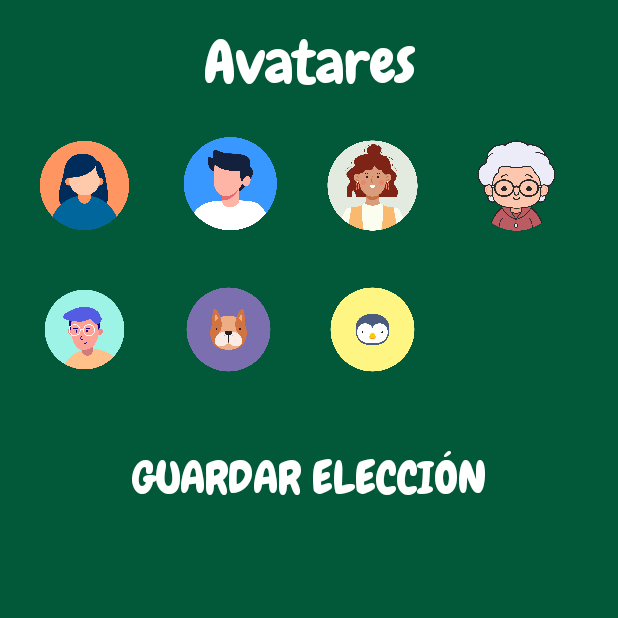
After one commit to PDM-24/proyecto-furious-five, an Android app built with Jetpack Compose: the composable Config shown on its own in the app's theme, on a phone screen of 412 x 824 dp, the top half of it. The commit adds this screen. Run offline under Robolectric (Android 15) with nearby library versions, the phone set to English and light mode, and no system bars.

Commit message:
Config Screen View Implementation

```diff
--- /dev/null
+++ b/Funum/app/src/main/java/com/ff/funum/screens/Config.kt
@@ -0,0 +1,128 @@
+package com.ff.funum.screens
+
+import android.os.Bundle
+import androidx.activity.ComponentActivity
+import androidx.activity.compose.setContent
+import androidx.compose.foundation.Image
+import androidx.compose.foundation.background
+import androidx.compose.foundation.clickable
+import androidx.compose.foundation.layout.*
+import androidx.compose.foundation.shape.CircleShape
+import androidx.compose.material3.*
+import androidx.compose.runtime.*
+import androidx.compose.ui.Alignment
+import androidx.compose.ui.Modifier
+import androidx.compose.ui.draw.clip
+import androidx.compose.ui.graphics.Color
+import androidx.compose.ui.res.painterResource
+import androidx.compose.ui.text.TextStyle
+import androidx.compose.ui.text.font.FontWeight
+import androidx.compose.ui.unit.dp
+import androidx.compose.ui.unit.sp
+import androidx.navigation.NavController
+import com.ff.funum.R
+import com.ff.funum.ui.theme.Chewy
+import com.ff.funum.ui.theme.DarkGreen
+import com.ff.funum.ui.theme.Green
+import com.ff.funum.ui.theme.LightGray
+import com.ff.funum.ui.theme.LightGreen
+import com.ff.funum.ui.theme.White
+
+
+@Composable
+fun Config(navController: NavController) {
+    var selectedAvatar by remember { mutableStateOf<Int?>(null) }
+
+    Column(
+        modifier = Modifier
+            .fillMaxSize()
+            .background(Green)
+            .padding(16.dp),
+        horizontalAlignment = Alignment.CenterHorizontally
+    ) {
+        Text(
+            text = "Avatares",
+            style = TextStyle(
+                fontFamily = Chewy,
+                fontWeight = FontWeight.Normal,
+                fontSize = 40.sp,
+                color = White
+            ),
+            modifier = Modifier
+                .padding(bottom = 16.dp)
+        )
+
+        AvatarGrid(
+            selectedAvatar = selectedAvatar,
+            onAvatarSelected = { selectedAvatar = it }
+        )
+
+        Spacer(modifier = Modifier.height(16.dp))
+
+        Button(
+            onClick = {
+                navController.navigate(Screens.Profile.screen)
+            },
+            colors = ButtonDefaults.buttonColors(containerColor = Green)
+        ) {
+            Text(
+                text = "GUARDAR ELECCIÓN",
+                style = TextStyle(
+                    fontFamily = Chewy,
+                    fontWeight = FontWeight.Normal,
+                    fontSize = 30.sp,
+                    color = White
+                )
+            )
+        }
+    }
+}
+
+@Composable
+fun AvatarGrid(selectedAvatar: Int?, onAvatarSelected: (Int) -> Unit) {
+    val avatars = listOf(
+        R.drawable.avatar1,
+        R.drawable.avatar2,
+        R.drawable.avatar3,
+        R.drawable.avatar4,
+        R.drawable.avatar5,
+        R.drawable.avatar6,
+        R.drawable.avatar7,
+    )
+
+    Column {
+        for (row in avatars.chunked(4)) {
+            Row(
+                horizontalArrangement = Arrangement.spacedBy(16.dp),
+                modifier = Modifier
+                    .fillMaxWidth()
+                    .padding(bottom = 16.dp)
+            ) {
+                for (avatar in row) {
+                    AvatarItem(
+                        avatarResId = avatar,
+                        isSelected = avatar == selectedAvatar,
+                        onClick = { onAvatarSelected(avatar) }
+                    )
+                }
+            }
+        }
+    }
+}
+
+@Composable
+fun AvatarItem(avatarResId: Int, isSelected: Boolean, onClick: () -> Unit) {
+    Box(
+        contentAlignment = Alignment.Center,
+        modifier = Modifier
+            .size(80.dp)
+            .clip(CircleShape)
+            .clickable { onClick() }
+    ) {
+        Image(
+            painter = painterResource(id = avatarResId),
+            contentDescription = null,
+            modifier = Modifier.size(70.dp)
+        )
+    }
+}
--- a/Funum/app/src/main/java/com/ff/funum/screens/Screens.kt
+++ b/Funum/app/src/main/java/com/ff/funum/screens/Screens.kt
@@ -5,4 +5,5 @@ sealed class Screens (val screen: String){
     data object Profile: Screens("profile")
     data object Ranking: Screens("ranking")
     data object Shop: Screens("shop")
+    data object Config: Screens("config")
 }
--- a/Funum/app/src/main/java/com/ff/funum/screens/Shop.kt
+++ b/Funum/app/src/main/java/com/ff/funum/screens/Shop.kt
@@ -30,6 +30,7 @@ import androidx.compose.ui.text.style.TextAlign
 import androidx.compose.ui.tooling.preview.Preview
 import androidx.compose.ui.unit.dp
 import androidx.compose.ui.unit.sp
+import androidx.navigation.NavController
 import com.ff.funum.R
 import com.ff.funum.ui.theme.Chewy
 import com.ff.funum.ui.theme.DarkGreen
```
Also changed, not shown: Funum/app/src/main/java/com/ff/funum/MainActivity.kt (+13 -17 lines), Funum/app/src/main/java/com/ff/funum/screens/Profile.kt (+10 -10 lines), 1 other file.
